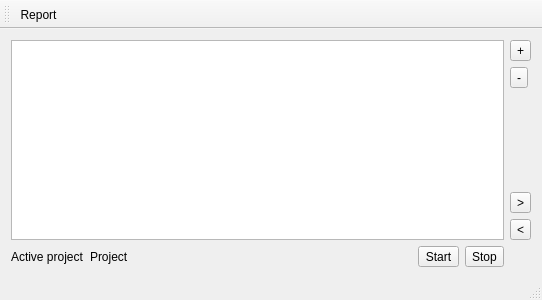
Above: MainWindow.ui from hheld/TimeLogger before the change. Below: the same form after it.
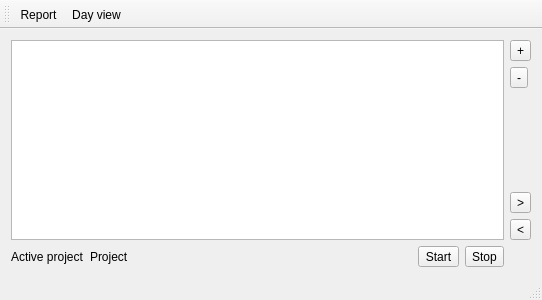
That is the form after the change. Icons and pictures are not drawn. Custom widgets are drawn as their Qt base class.

Commit message: Added basic, so far empty, widget "Day view".

```diff
--- a/MainWindow.ui
+++ b/MainWindow.ui
@@ -143,6 +143,7 @@
     <bool>false</bool>
    </attribute>
    <addaction name="actionReport"/>
+   <addaction name="actionDay_view"/>
   </widget>
   <widget class="QStatusBar" name="statusBar"/>
   <action name="actionReport">
@@ -153,6 +154,14 @@
     <string>Generate a report of worked hours</string>
    </property>
   </action>
+  <action name="actionDay_view">
+   <property name="text">
+    <string>Day view</string>
+   </property>
+   <property name="toolTip">
+    <string>View worked hours on a particular day</string>
+   </property>
+  </action>
  </widget>
  <layoutdefault spacing="6" margin="11"/>
  <customwidgets>
```
The commit also changes 6 other files.
